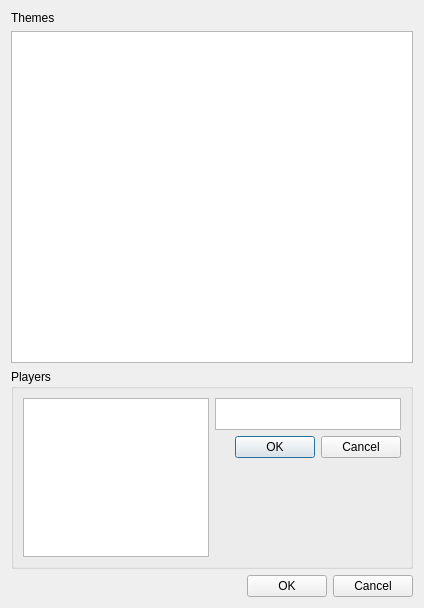
Old version of the form src/newpairsdialog.ui in the repository KDE/pairs.
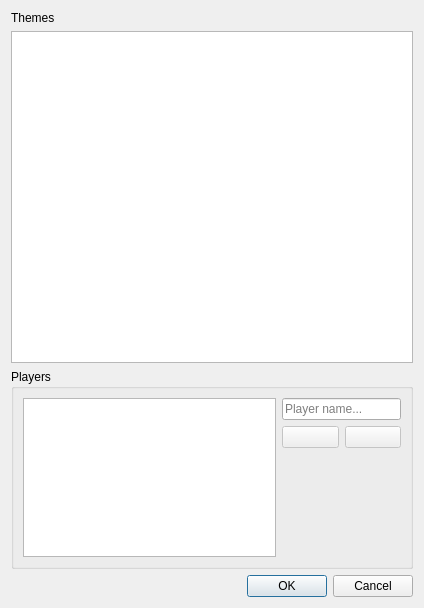
New version of the form.

Commit message: Some indentation polishing. Small usability improvements in the players selection dialog.

```diff
--- a/src/newpairsdialog.ui
+++ b/src/newpairsdialog.ui
@@ -35,57 +35,54 @@
      <property name="title">
       <string>Players</string>
      </property>
-     <layout class="QHBoxLayout" name="horizontalLayout">
-      <item>
+     <layout class="QGridLayout" name="gridLayout">
+      <item row="0" column="0" rowspan="3">
        <widget class="QListWidget" name="playerList"/>
       </item>
-      <item>
-       <layout class="QVBoxLayout" name="verticalLayout_2">
+      <item row="1" column="1">
+       <layout class="QHBoxLayout" name="horizontalLayout">
         <item>
-         <widget class="QPlainTextEdit" name="playerName">
-          <property name="maximumSize">
-           <size>
-            <width>16777215</width>
-            <height>32</height>
-           </size>
+         <widget class="QPushButton" name="add">
+          <property name="enabled">
+           <bool>false</bool>
           </property>
-         </widget> 
-        </item>
-        <item>
-         <widget class="QDialogButtonBox" name="playerButtons">
-          <property name="standardButtons">
-           <set>QDialogButtonBox::Cancel|QDialogButtonBox::Ok</set>
+          <property name="text">
+           <string/>
           </property>
          </widget>
         </item>
         <item>
-         <spacer name="verticalSpacer">
-          <property name="orientation">
-           <enum>Qt::Vertical</enum>
+         <widget class="QPushButton" name="remove">
+          <property name="enabled">
+           <bool>false</bool>
           </property>
-          <property name="sizeHint" stdset="0">
-           <size>
-            <width>20</width>
-            <height>40</height>
-           </size>
+          <property name="text">
+           <string/>
           </property>
-         </spacer>
+         </widget>
         </item>
        </layout>
       </item>
-      <item>
-       <spacer name="horizontalSpacer">
+      <item row="2" column="1">
+       <spacer name="verticalSpacer">
         <property name="orientation">
-         <enum>Qt::Horizontal</enum>
+         <enum>Qt::Vertical</enum>
         </property>
         <property name="sizeHint" stdset="0">
          <size>
-          <width>40</width>
-          <height>20</height>
+          <width>119</width>
+          <height>101</height>
          </size>
         </property>
        </spacer>
       </item>
+      <item row="0" column="1">
+       <widget class="QLineEdit" name="playerName">
+        <property name="placeholderText">
+         <string>Player name...</string>
+        </property>
+       </widget>
+      </item>
      </layout>
     </widget>
    </item>
```
The commit also changes 5 other files.
